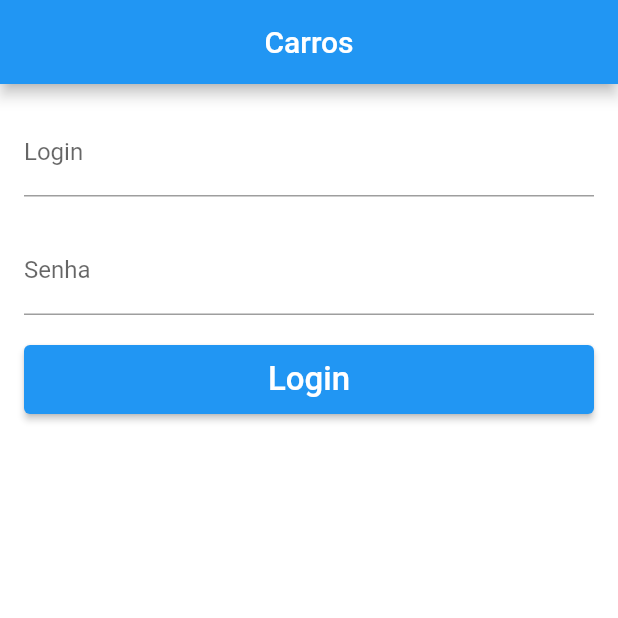
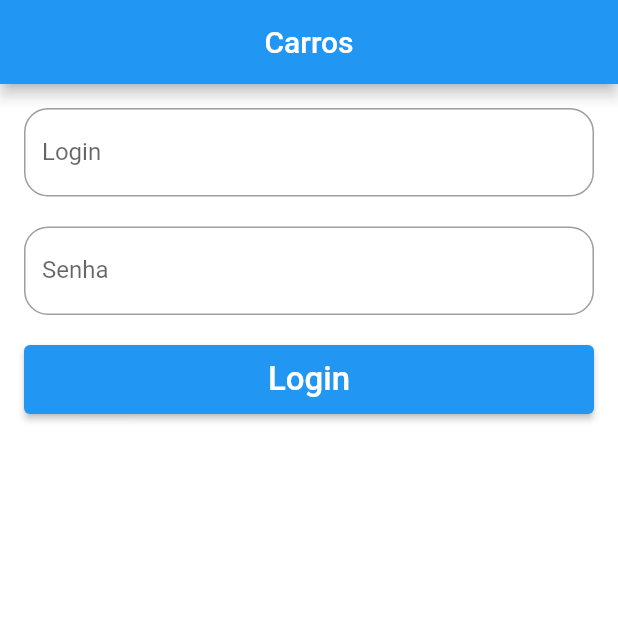
Before and after one commit to rodrigosa/carros, a Flutter app: the screen it shows after launch, on a phone screen of 412 x 824 dp, the top half of it. Run offline on Flutter 3.47's test engine with Material 2 defaults, Android fonts, the phone set to English and light mode, and no system bars.

Commit message:
88. InputDecoration - Border

```diff
--- a/lib/widgets/app_text.dart
+++ b/lib/widgets/app_text.dart
@@ -40,6 +40,9 @@ class AppText extends StatelessWidget {
         }
       },
       decoration: InputDecoration(
+        border: OutlineInputBorder(
+          borderRadius: BorderRadius.circular(16)
+        ),
         labelText: label,
         hintText: hint,
       ),
```
